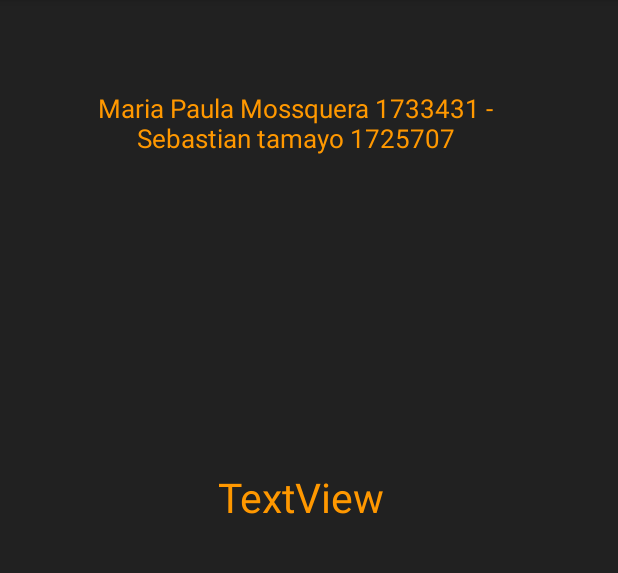
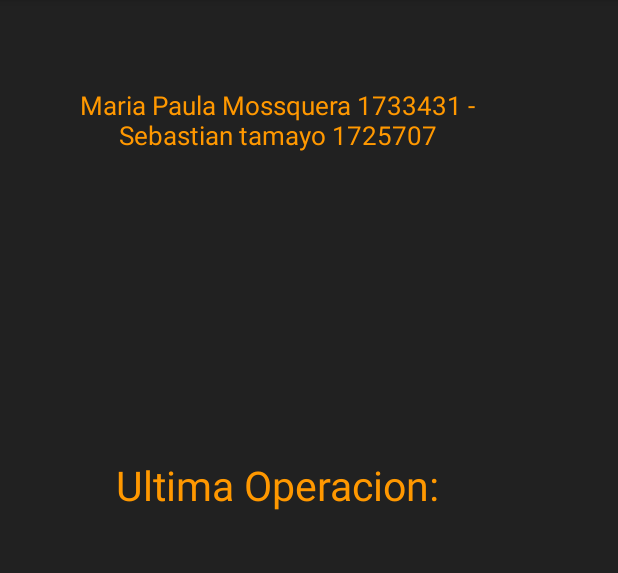
Before and after one commit to sebastian18t/Calculadora, an Android app: the screen it shows after launch (Main2Activity), after a tap on "HISTORIAL", on a phone screen of 412 x 824 dp, the part 84-657 px from its top. Run offline under Robolectric (Android 15) with nearby library versions, the phone set to English and light mode, and no system bars.

Commit message:
Traspaso de la ultima operacion al activity

```diff
--- a/app/src/main/java/com/example/calculadora/Main2Activity.java
+++ b/app/src/main/java/com/example/calculadora/Main2Activity.java
@@ -3,12 +3,19 @@ package com.example.calculadora;
 import androidx.appcompat.app.AppCompatActivity;
 
 import android.os.Bundle;
+import android.widget.TextView;
 
 public class Main2Activity extends AppCompatActivity {
+    private TextView pantHistorial;
 
     @Override
     protected void onCreate(Bundle savedInstanceState) {
         super.onCreate(savedInstanceState);
         setContentView(R.layout.activity_main2);
+
+        pantHistorial= (TextView)findViewById(R.id.historial);
+        String datos= getIntent().getStringExtra("opFinal");
+        pantHistorial.setText("Ultima Operacion:"+datos);
+
     }
 }
--- a/app/src/main/java/com/example/calculadora/MainActivity.java
+++ b/app/src/main/java/com/example/calculadora/MainActivity.java
@@ -14,6 +14,7 @@ public class MainActivity extends AppCompatActivity {
     public TextView mostrar;
     public double dig1, dig2, result;
     int operador;
+    public String opFinal="";
 
     @Override
     protected void onCreate(Bundle savedInstanceState) {
@@ -22,6 +23,7 @@ public class MainActivity extends AppCompatActivity {
 
         mostrar= (TextView)findViewById(R.id.caja);
         btnHistorial= (Button) findViewById(R.id.btnhistorial);
+
         btnHistorial.setOnClickListener(new View.OnClickListener() {
             @Override
             public void onClick(View v) {
@@ -32,10 +34,12 @@ public class MainActivity extends AppCompatActivity {
 
     public void  openActivity2() {
         Intent intent = new Intent( MainActivity.this, Main2Activity.class);
+        intent.putExtra("opFinal", opFinal); //ENVIO DE LA ULTIMA OPERACION AL ACTIVITY
         startActivity(intent);
 
     }
 
+    //PARA PODER ASIGNAR LOS NUMEROS
     public void btn1(View view){
         String aux= mostrar.getText().toString();
         aux= aux + "1";
@@ -99,6 +103,8 @@ public class MainActivity extends AppCompatActivity {
         aux= aux + ".";
         mostrar.setText(aux);
     }
+
+    ///OPERACIONES
 
     public void btnsuma (View view){
         String aux= mostrar.getText().toString();
@@ -165,17 +171,20 @@ public class MainActivity extends AppCompatActivity {
 
                     result= dig1+dig2;
                     aux = String.valueOf(result);
+                    opFinal=String.valueOf(dig1)+" + "+ String.valueOf(dig2)+" = "+ String.valueOf(result);
                     mostrar.setText(aux);
                     break;
                 case 2:
 
                     result= dig1-dig2;
                     aux = String.valueOf(result);
+                    opFinal=String.valueOf(dig1)+" - "+ String.valueOf(dig2)+" = "+ String.valueOf(result);
                     mostrar.setText(aux);
                     break;
                 case 3:
                     result= dig1*dig2;
                     aux = String.valueOf(result);
+                    opFinal=String.valueOf(dig1)+" * "+ String.valueOf(dig2)+" = "+ String.valueOf(result);
                     mostrar.setText(aux);
                     break;
                 case 4:
@@ -183,6 +192,7 @@ public class MainActivity extends AppCompatActivity {
 
                         result= dig1/dig2;
                         aux = String.valueOf(result);
+                        opFinal=String.valueOf(dig1)+" / "+ String.valueOf(dig2)+" = "+ String.valueOf(result);
                         mostrar.setText(aux);
 
                     }else mostrar.setText("Indefinido");
@@ -191,12 +201,14 @@ public class MainActivity extends AppCompatActivity {
 
                     result=Math.pow(dig1, dig2) ;
                     aux = String.valueOf(result);
+                    opFinal=String.valueOf(dig1)+"^"+ String.valueOf(dig2)+" = "+ String.valueOf(result);
                     mostrar.setText(aux);
                     break;
                 case 6:
 
                     result= Math.sqrt(dig1);
                     aux = String.valueOf(result);
+                    opFinal="√("+String.valueOf(dig1)+") = "+ String.valueOf(result);
                     mostrar.setText(aux);
                     break;
                 default:
--- a/app/src/main/res/layout/activity_main2.xml
+++ b/app/src/main/res/layout/activity_main2.xml
@@ -12,7 +12,7 @@
         android:id="@+id/mensaje"
         android:layout_width="337dp"
         android:layout_height="43dp"
-        android:layout_marginStart="28dp"
+        android:layout_marginStart="16dp"
         android:gravity="center"
         android:text="Maria Paula Mossquera 1733431 - Sebastian tamayo 1725707"
         android:textColor="#ff9800"
@@ -21,16 +21,15 @@
         app:layout_constraintBottom_toBottomOf="parent"
         app:layout_constraintStart_toStartOf="parent"
         app:layout_constraintTop_toTopOf="parent"
-        app:layout_constraintVertical_bias="0.083" />
+        app:layout_constraintVertical_bias="0.08" />
 
     <TextView
         android:id="@+id/historial"
         android:layout_width="338dp"
         android:layout_height="210dp"
-        android:layout_marginStart="4dp"
-        android:layout_marginTop="140dp"
+        android:layout_marginTop="132dp"
         android:gravity="bottom|center_horizontal"
-        android:text="TextView"
+        android:text="0"
         android:textColor="#ff9800"
         android:textColorHighlight="#FFC107"
         android:textSize="27sp"
```
